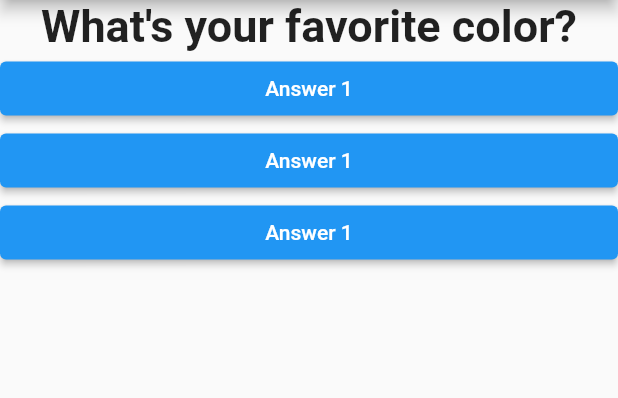
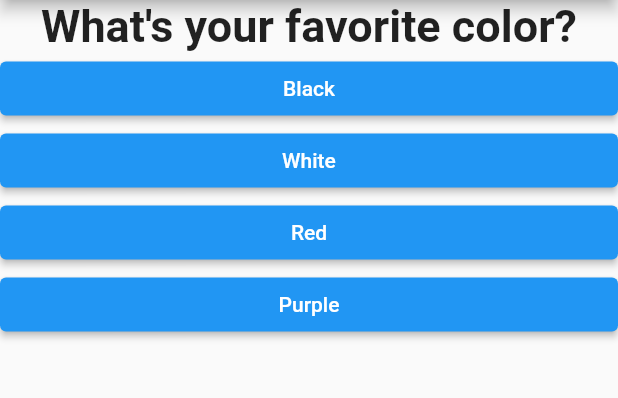
Before and after one commit to baynarkozcu/extraiapp, a Flutter app: the screen it shows after launch, on a phone screen of 412 x 824 dp, the part 84-482 px from its top. Run offline on Flutter 3.47's test engine with Material 2 defaults, Android fonts, the phone set to English and light mode, and no system bars; missing offline and left inert: dart:ffi.

Commit message:
app is complated

```diff
--- a/lib/answer.dart
+++ b/lib/answer.dart
@@ -3,14 +3,16 @@ import 'package:flutter/material.dart';
 class Answer extends StatelessWidget {
   final Function selectHandler;
 
-  Answer(this.selectHandler);
+  final String answerText;
+
+  Answer(this.selectHandler , this.answerText);
 
   @override
   Widget build(BuildContext context) {
     return Container(
       width: double.infinity,
       child: ElevatedButton(
-        child: Text("Answer 1"),
+        child: Text(answerText),
         style: ButtonStyle(
           backgroundColor: MaterialStateProperty.all<Color>(Colors.blue),
         ),
--- a/lib/main.dart
+++ b/lib/main.dart
@@ -4,6 +4,8 @@ import 'package:flutter/cupertino.dart';
 import 'package:flutter/material.dart';
 import 'package:flutter_extraiapp/answer.dart';
 import 'package:flutter_extraiapp/question.dart';
+import 'package:flutter_extraiapp/quiz.dart';
+import 'package:flutter_extraiapp/result.dart';
 
 void main() {
   runApp(MyApp());
@@ -17,36 +19,74 @@ class MyApp extends StatefulWidget {
 }
 
 class _MyAppState extends State<MyApp> {
+  final _questions = const [
+    {
+      'questionText': 'What\'s your favorite color? ',
+      'answer': [
+        {'name': 'Black', 'score': 25},
+        {'name': 'White', 'score': 20},
+        {'name': 'Red', 'score': 10},
+        {'name': 'Purple', 'score': 0}
+      ]
+    },
+    {
+      'questionText': 'What\'s your favorite animal? ',
+      'answer': [
+        {'name': 'Dog', 'score': 10},
+        {'name': 'Chicken', 'score': 15},
+        {'name': 'Cat', 'score': 50},
+        {'name': 'Bird', 'score': 30}
+      ]
+    },
+    {
+      'questionText': 'What\'s your favorite book? ',
+      'answer': [
+        {'name': 'Harry Potter', 'score': 25},
+        {'name': 'Sherlock Holmes', 'score': 20},
+        {'name': 'Lord of the Rings', 'score': 30},
+        {'name': 'Kürk Mantolu Madonna', 'score': 35}
+      ]
+    },
+  ];
   var questionIndex = 0;
+  var _totalScores = 0;
 
-  Void _answerQuestions() {
+  void _resetQuiz() {
     setState(() {
-      questionIndex++;
+      questionIndex = 0;
+      _totalScores = 0;
     });
+  }
+
+  Void _answerQuestions(int score) {
+    _totalScores = _totalScores + score;
+
+    if (questionIndex < _questions.length) {
+      setState(() {
+        questionIndex++;
+      });
+    }
+
     print('Answer choosen');
   }
 
   @override
   Widget build(BuildContext context) {
-    var questions = [
-      'What\'s your favorite color? ',
-      'What\'s your favorite animal? '
-    ];
-
     return MaterialApp(
       home: Scaffold(
-        appBar: AppBar(
-          title: Text("Answer and Question"),
-        ),
-        body: Column(
-          children: [
-            Question(questions[questionIndex]),
-            Answer(_answerQuestions),
-            Answer(_answerQuestions),
-            Answer(_answerQuestions),
-          ],
-        ),
-      ),
+          appBar: AppBar(
+            title: Text("Answer and Question"),
+          ),
+          body: questionIndex < _questions.length
+              ? Quiz(
+                  questionIndex: questionIndex,
+                  answerQuestions: _answerQuestions,
+                  questions: _questions,
+                )
+              : Result(
+                  totalScore: _totalScores,
+                  reset: _resetQuiz,
+                )),
     );
   }
 }
--- /dev/null
+++ b/lib/quiz.dart
@@ -0,0 +1,25 @@
+import 'package:flutter/material.dart';
+import 'package:flutter_extraiapp/question.dart';
+import 'answer.dart';
+
+class Quiz extends StatelessWidget {
+  final Function answerQuestions;
+  final int questionIndex;
+  final List<Map<String, Object>> questions;
+
+  const Quiz(
+      {Key key, this.answerQuestions, this.questionIndex, this.questions})
+      : super(key: key);
+
+  @override
+  Widget build(BuildContext context) {
+    return Column(
+      children: [
+        Question(questions[questionIndex]['questionText']),
+        ...(questions[questionIndex]['answer'] as List<Map<String, Object>>)
+            .map((answer) => Answer(()=> answerQuestions(answer['score']), answer['name']))
+            .toList()
+      ],
+    );
+  }
+}
```
Also changed, not shown: lib/result.dart (added, +33 -0 lines).
